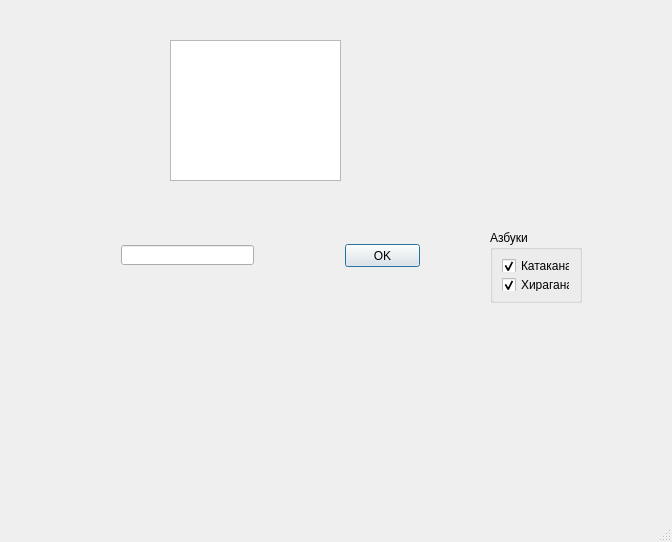
Before: the Qt Designer form kana.ui in Kracav4ik/kana, drawn with Qt 5.
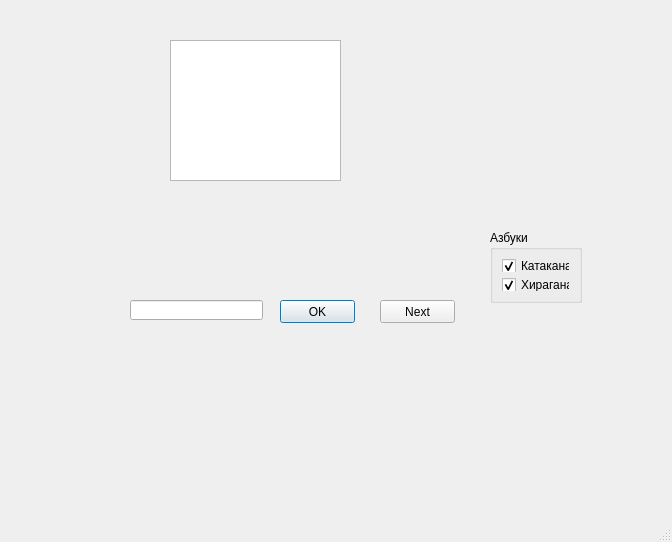
After: the same form once the commit is applied.

Commit message: Кана: рандомный иероглиф по кнопке

What changed in the file:
```diff
--- a/kana.ui
+++ b/kana.ui
@@ -36,8 +36,8 @@
    <widget class="QLineEdit" name="lineEdit">
     <property name="geometry">
      <rect>
-      <x>121</x>
-      <y>245</y>
+      <x>130</x>
+      <y>300</y>
       <width>133</width>
       <height>20</height>
      </rect>
@@ -46,8 +46,8 @@
    <widget class="QPushButton" name="pushButton">
     <property name="geometry">
      <rect>
-      <x>345</x>
-      <y>244</y>
+      <x>280</x>
+      <y>300</y>
       <width>75</width>
       <height>23</height>
      </rect>
@@ -94,6 +94,19 @@
      </item>
     </layout>
    </widget>
+   <widget class="QPushButton" name="nextButton">
+    <property name="geometry">
+     <rect>
+      <x>380</x>
+      <y>300</y>
+      <width>75</width>
+      <height>23</height>
+     </rect>
+    </property>
+    <property name="text">
+     <string>Next</string>
+    </property>
+   </widget>
   </widget>
   <widget class="QMenuBar" name="menubar">
    <property name="geometry">
```
Left out of the diff: 2 changed lines with no effect on the pictures. The commit also changes 1 other file.
